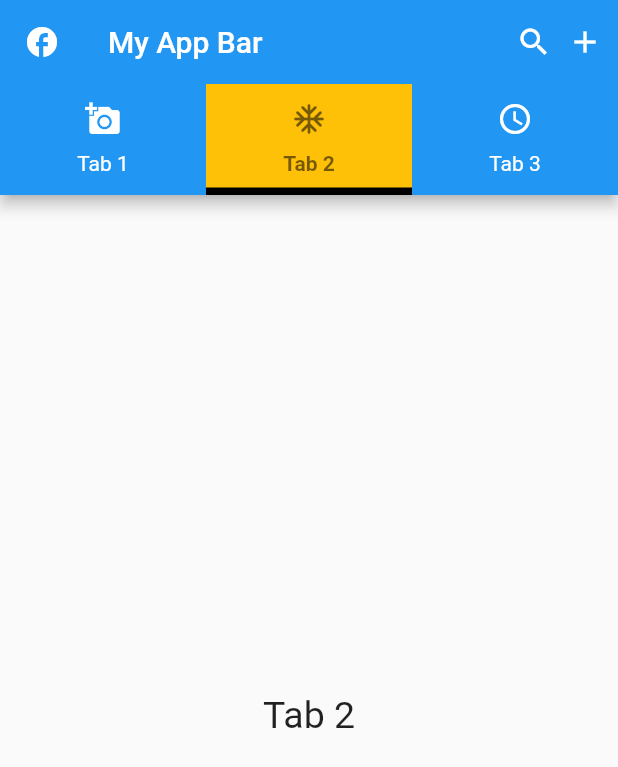
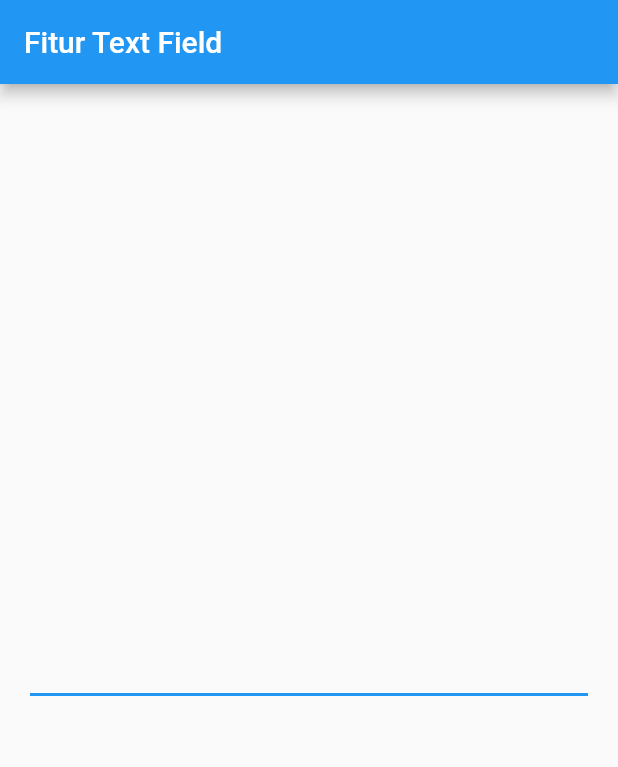
Before and after one commit to khanifzyen/kuldii_project, a Flutter app: the screen it shows after launch, on a phone screen of 412 x 824 dp. Shown: the top 767 px of the screen. Run offline on Flutter 3.47's test engine with Material 2 defaults, Android fonts, the phone set to English and light mode, and no system bars.

Commit message:
fitur textfield

```diff
--- a/lib/main.dart
+++ b/lib/main.dart
@@ -6,91 +6,30 @@ void main() {
 }
 
 class MyApp extends StatelessWidget {
-  MyApp({Key? key}) : super(key: key);
-
-  final List<Tab> myTab = const [
-    Tab(
-      icon: Icon(Icons.add_a_photo),
-      text: "Tab 1",
-    ),
-    Tab(
-      icon: Icon(Icons.ac_unit_rounded),
-      text: "Tab 2",
-    ),
-    Tab(
-      icon: Icon(Icons.access_time),
-      text: "Tab 3",
-    ),
-  ];
+  const MyApp({Key? key}) : super(key: key);
 
   @override
   Widget build(BuildContext context) {
     return MaterialApp(
-      title: "AppBar",
       debugShowCheckedModeBanner: false,
-      home: DefaultTabController(
-        length: myTab.length,
-        initialIndex: 1,
-        child: Scaffold(
-          appBar: AppBar(
-            leading: Icon(Icons.facebook),
-            title: const Text("My App Bar"),
-            actions: const [
-              Icon(Icons.search),
-              SizedBox(
-                width: 10,
-              ),
-              Icon(Icons.add),
-              SizedBox(
-                width: 10,
-              ),
-            ],
-            bottom: TabBar(
-              labelColor: Colors.black54,
-              unselectedLabelColor: Colors.white,
-              labelStyle: const TextStyle(
-                fontWeight: FontWeight.bold,
-              ),
-              unselectedLabelStyle: const TextStyle(
-                fontWeight: FontWeight.normal,
-              ),
-              //indicatorColor: Colors.green,
-              //indicatorPadding: EdgeInsets.all(10),
-              //indicatorWeight: 5,
-              tabs: myTab,
-              indicator: const BoxDecoration(
-                color: Colors.amber,
-                //borderRadius: BorderRadius.circular(20),
-                border: Border(
-                  bottom: BorderSide(
-                    color: Colors.black,
-                    width: 5,
-                  ),
-                ),
-              ),
+      home: Scaffold(
+        appBar: AppBar(
+          title: Text("Fitur Text Field"),
+        ),
+        body: const Center(
+          child: Padding(
+            padding: const EdgeInsets.all(20.0),
+            child: TextField(
+              autocorrect: false,
+              autofocus: true,
+              enableSuggestions: true,
+              enableInteractiveSelection: true,
+              enabled: true,
+              obscureText: true,
+              //obscuringCharacter: "*",
+              keyboardType: TextInputType.number,
+              readOnly: true,
             ),
-          ),
-          body: const TabBarView(
-            children: [
-              Center(
-                child: Text(
-                  "Tab 1",
-                  style: TextStyle(fontSize: 25),
-                ),
-              ),
-              Center(
-                child: Text(
-                  "Tab 2",
-                  style: TextStyle(fontSize: 25),
-                ),
-              ),
-              Center(
-                child: Text(
-                  "Tab 3",
-                  style: TextStyle(fontSize: 25),
-                ),
-              ),
-            ],
           ),
         ),
       ),
```
